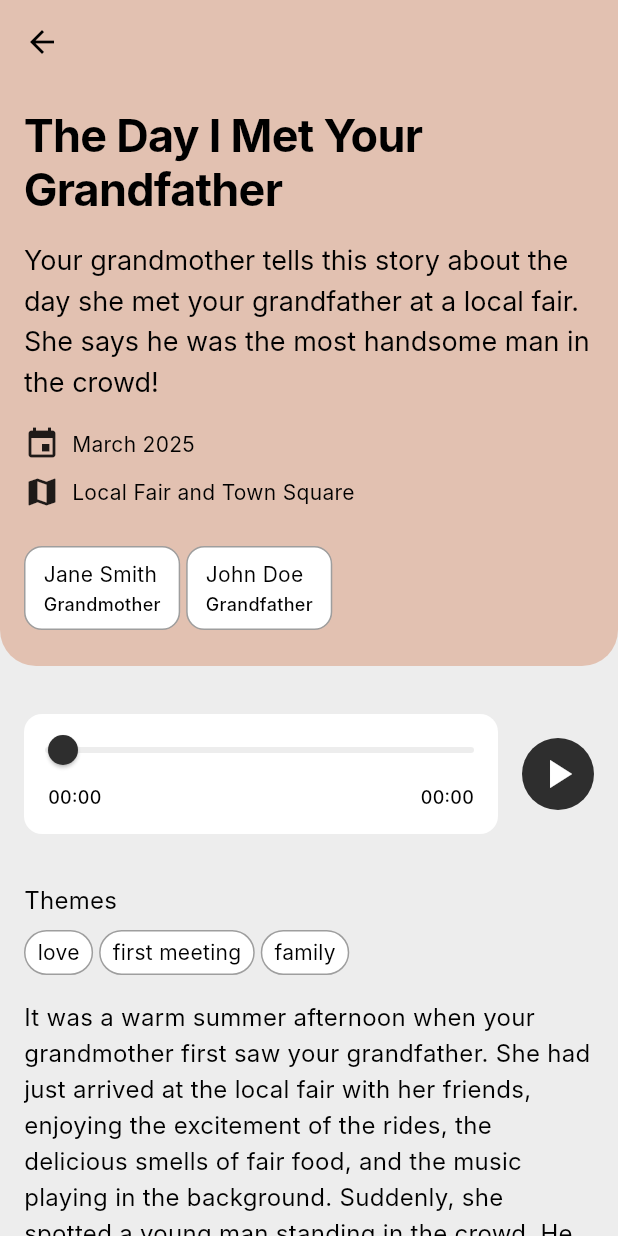
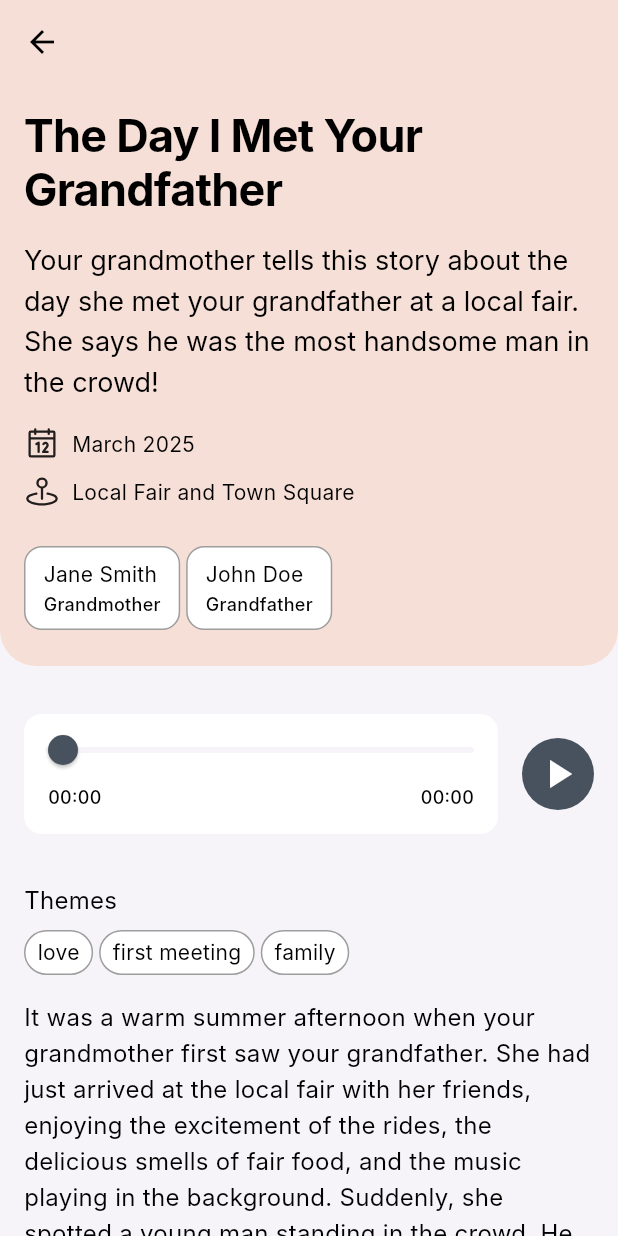
Before and after one commit to LukPle/story_cube_app, a Flutter app: the screen it shows after launch, after a tap on "The Day I Met Your Grandfather", on a phone screen of 412 x 824 dp. Run offline on Flutter 3.47's test engine with Material 3 defaults, Android fonts, the light colour scheme and no system bars; our stand-ins replace just_audio, phosphor_flutter; Roboto replaces fonts that are missing (Inter).

Commit message:
Exchanged icon pack

```diff
--- a/lib/constants/colors.dart
+++ b/lib/constants/colors.dart
@@ -4,7 +4,7 @@ class AppColors {
   AppColors._();
 
   /// Background Colors for the Scaffold Widgets
-  static const Color lightBackground = Color(0xffEDEDED); // Hex: #EDEDED
+  static const Color lightBackground = Color(0xffF6F4F9); // Hex: #F6F4F9
   static const Color darkBackground = Color(0xff141414); // Hex: #141414
 
   /// Background Colors for Tiles and Cards
@@ -12,10 +12,10 @@ class AppColors {
   static const Color darkCard = Color(0xff2F2F2F); // Hex: #2F2F2F
 
   /// Primary and Secondary Color for Widgets and Components
-  static const Color primaryColorLight = Color(0xff2E2E2E); // Hex: #2E2E2E
-  static const Color secondaryColorLight = Color(0xffE2C1B1); // Hex: #E2C1B1
+  static const Color primaryColorLight = Color(0xff48525E); // Hex: #48525E
+  static const Color secondaryColorLight = Color(0xffF6DFD7); // Hex: #F6DFD7
   static const Color primaryColorDark = Color(0xffEDDCD2); // Hex: #EDDCD2
-  static const Color secondaryColorDark = Color(0xff9E7A4C); // Hex: #9E7A4C
+  static const Color secondaryColorDark = Color(0xffD9AE84); // Hex: #D9AE84
 
   /// Success and Error Color
   static const Color success = Colors.green;
--- a/lib/tab_selector.dart
+++ b/lib/tab_selector.dart
@@ -1,8 +1,10 @@
 import 'package:flutter/material.dart';
+import 'package:phosphor_flutter/phosphor_flutter.dart';
 import 'package:story_cube_app/constants/text_styles.dart';
 import 'package:story_cube_app/ui/pages/pages.dart';
 
 import 'constants/icon_sizes.dart';
+import 'constants/sizes.dart';
 
 class TabSelector extends StatelessWidget {
   TabSelector({super.key});
@@ -53,11 +55,19 @@ class TabSelector extends StatelessWidget {
                 items: [
                   BottomNavigationBarItem(
                     label: 'Timeline',
-                    icon: Icon(_currentIndex.value == 0 ? Icons.date_range : Icons.date_range_outlined),
+                    icon: Padding(
+                      padding: const EdgeInsets.only(bottom: AppSizes.size_2),
+                      child: Icon(PhosphorIcons.notebook(
+                          _currentIndex.value == 0 ? PhosphorIconsStyle.fill : PhosphorIconsStyle.regular)),
+                    ),
                   ),
                   BottomNavigationBarItem(
                     label: 'Chronicle',
-                    icon: Icon(_currentIndex.value == 1 ? Icons.account_box : Icons.account_box_outlined),
+                    icon: Padding(
+                      padding: const EdgeInsets.only(bottom: AppSizes.size_2),
+                      child: Icon(PhosphorIcons.userFocus(
+                          _currentIndex.value == 1 ? PhosphorIconsStyle.fill : PhosphorIconsStyle.regular)),
+                    ),
                   ),
                 ],
               ),
--- a/lib/ui/pages/memory_details_page.dart
+++ b/lib/ui/pages/memory_details_page.dart
@@ -1,5 +1,7 @@
+import 'package:flutter/cupertino.dart';
 import 'package:flutter/material.dart';
 import 'package:intl/intl.dart';
+import 'package:phosphor_flutter/phosphor_flutter.dart';
 import 'package:story_cube_app/constants/radius_sizes.dart';
 import 'package:story_cube_app/constants/text_styles.dart';
 import 'package:story_cube_app/models/memory_model.dart';
@@ -51,24 +53,30 @@ class MemoryDetailsPage extends StatelessWidget {
                     const SizedBox(height: AppSizes.size_16),
                     Row(
                       children: [
-                        const Icon(Icons.event),
+                        Icon(PhosphorIcons.calendar()),
                         const SizedBox(width: AppSizes.size_8),
-                        Text(
+                        Flexible(
+                          child: Text(
                             DateFormat('MMMM yyyy').format(memory.dateTime),
                             style: AppTextStyles.bodySmall,
+                            softWrap: true,
+                          ),
                         ),
                       ],
                     ),
                     const SizedBox(height: AppSizes.size_8),
                     Row(
                       children: [
-                        const Icon(Icons.map),
+                        Icon(PhosphorIcons.mapPinSimpleArea()),
                         const SizedBox(width: AppSizes.size_8),
-                        Text(
+                        Flexible(
+                          child: Text(
                             memory.locations.length > 1
                                 ? '${memory.locations.sublist(0, memory.locations.length - 1).join(', ')} and ${memory.locations.last}'
                                 : memory.locations.first,
                             style: AppTextStyles.bodySmall,
+                            softWrap: true,
+                          ),
                         ),
                       ],
                     ),
--- a/lib/ui/widgets/audio_player_section.dart
+++ b/lib/ui/widgets/audio_player_section.dart
@@ -46,6 +46,7 @@ class AudioPlayerSectionState extends State<AudioPlayerSection> {
   void dispose() {
     _audioPlayer.dispose();
     _audioPlayerPosition.dispose();
+    _audioPlayerDuration.dispose();
     super.dispose();
   }
 
--- a/pubspec.yaml
+++ b/pubspec.yaml
@@ -12,6 +12,7 @@ dependencies:
     sdk: flutter
   intl: ^0.20.2
   just_audio: ^0.9.46
+  phosphor_flutter: ^2.1.0
 
 dev_dependencies:
   flutter_test:
```
Also changed, not shown: pubspec.lock. Lines whose indentation alone changed are shown as unchanged.
